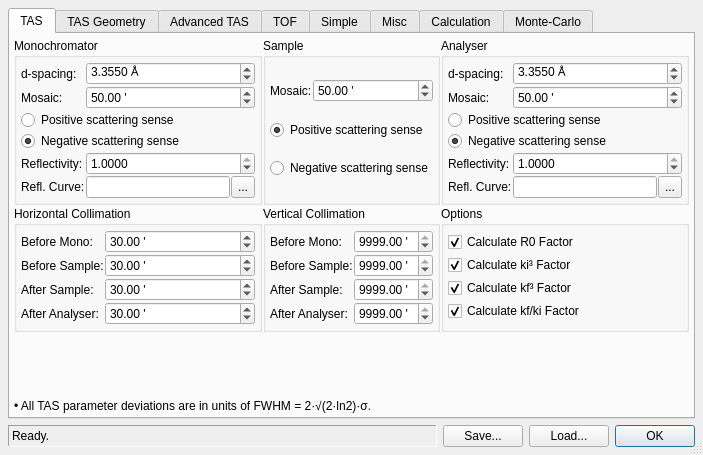
Old version of the form ui/reso.ui in the repository t-weber/takin.
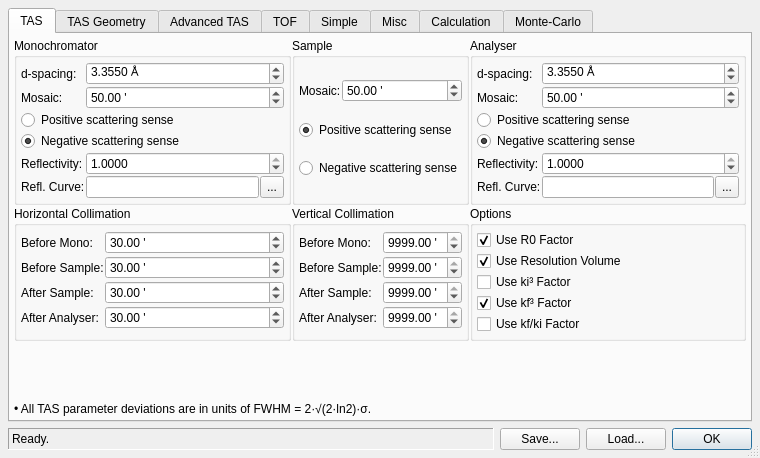
New version of the form. The open tabs and pages were chosen to show the change.

Commit message: re-working resolution correction factors

```diff
--- a/ui/reso.ui
+++ b/ui/reso.ui
@@ -6,8 +6,8 @@
 			<rect>
 				<x>0</x>
 				<y>0</y>
-				<width>703</width>
-				<height>455</height>
+    <width>760</width>
+    <height>458</height>
 			</rect>
 		</property>
 		<property name="windowTitle">
@@ -541,37 +541,50 @@
 										<item row="0" column="0">
 											<widget class="QCheckBox" name="checkUseR0">
 												<property name="text">
-													<string>Calculate R0 Factor</string>
+             <string>Use R0 Factor</string>
 												</property>
 												<property name="checked">
 													<bool>true</bool>
 												</property>
 											</widget>
 										</item>
-										<item row="1" column="0">
+          <item row="2" column="0">
 											<widget class="QCheckBox" name="checkUseKi3">
 												<property name="text">
-													<string>Calculate ki³ Factor</string>
+             <string>Use ki³ Factor</string>
 												</property>
 												<property name="checked">
-													<bool>true</bool>
+             <bool>false</bool>
 												</property>
 											</widget>
 										</item>
-										<item row="2" column="0">
+          <item row="3" column="0">
 											<widget class="QCheckBox" name="checkUseKf3">
 												<property name="text">
-													<string>Calculate kf³ Factor</string>
+             <string>Use kf³ Factor</string>
 												</property>
 												<property name="checked">
 													<bool>true</bool>
 												</property>
 											</widget>
 										</item>
-										<item row="3" column="0">
+          <item row="4" column="0">
 											<widget class="QCheckBox" name="checkUseKfKi">
 												<property name="text">
-													<string>Calculate kf/ki Factor</string>
+             <string>Use kf/ki Factor</string>
+            </property>
+            <property name="checked">
+             <bool>false</bool>
+            </property>
+           </widget>
+          </item>
+          <item row="1" column="0">
+           <widget class="QCheckBox" name="checkUseResVol">
+            <property name="toolTip">
+             <string>Correct using the resolution volume.</string>
+            </property>
+            <property name="text">
+             <string>Use Resolution Volume</string>
 												</property>
 												<property name="checked">
 													<bool>true</bool>
```
Left out of the diff: 13 changed lines with no effect on the pictures. Lines whose indentation alone changed are shown as unchanged. The commit also changes 7 other files.
